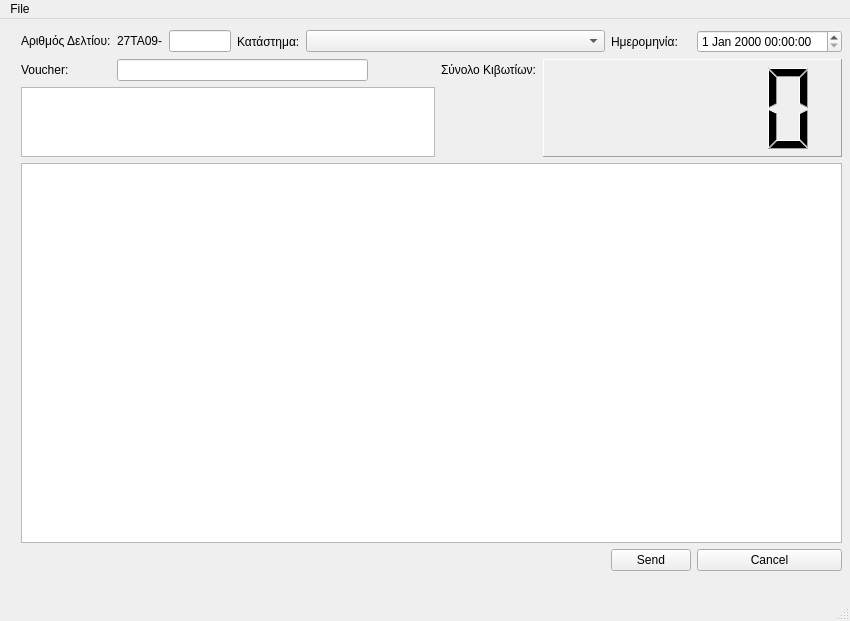
This is Gui/ui_files/MainWindow.ui in GBXXI/Prj_GenTaxydromikh as Qt 5 draws it before an edit. The edited form follows.
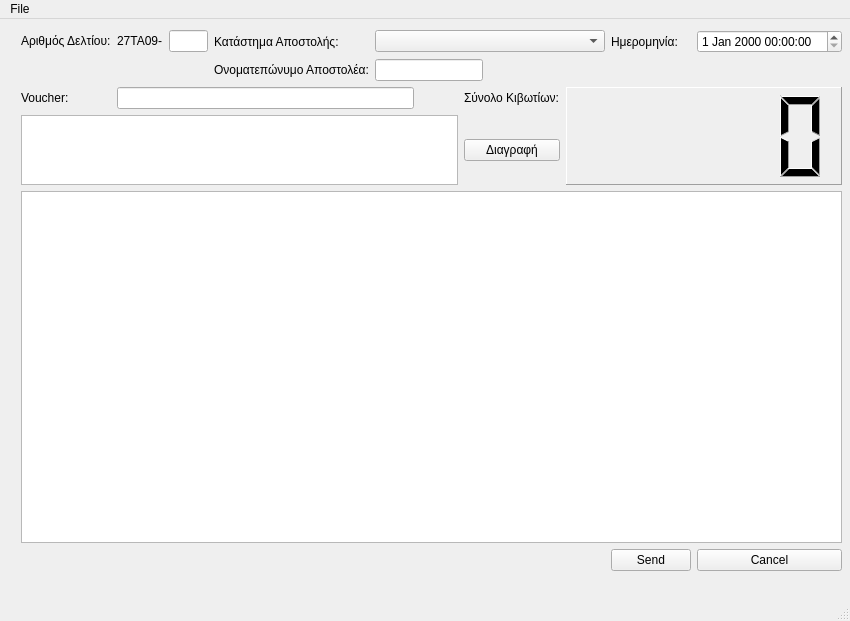
This is the edited form.

Commit message: Minimum Viable

The edit to the form file:
```diff
--- a/Gui/ui_files/MainWindow.ui
+++ b/Gui/ui_files/MainWindow.ui
@@ -20,7 +20,7 @@
    <string>Συνέπειες</string>
   </property>
   <widget class="QWidget" name="centralwidget">
-   <widget class="QWidget" name="">
+   <widget class="QWidget" name="layoutWidget">
     <property name="geometry">
      <rect>
       <x>21</x>
@@ -30,20 +30,10 @@
      </rect>
     </property>
     <layout class="QGridLayout" name="gridLayout">
-     <item row="0" column="8">
-      <widget class="QLabel" name="label_hmeromhnia">
-       <property name="frameShape">
-        <enum>QFrame::NoFrame</enum>
-       </property>
-       <property name="text">
-        <string>Ημερομηνία:</string>
-       </property>
-      </widget>
-     </item>
-     <item row="0" column="0">
-      <widget class="QLabel" name="label_arithmosDeltiou">
+     <item row="1" column="3">
+      <widget class="QLabel" name="label_senderName">
        <property name="sizePolicy">
-        <sizepolicy hsizetype="Minimum" vsizetype="Fixed">
+        <sizepolicy hsizetype="Preferred" vsizetype="Preferred">
          <horstretch>0</horstretch>
          <verstretch>0</verstretch>
         </sizepolicy>
@@ -52,13 +42,33 @@
         <enum>QFrame::NoFrame</enum>
        </property>
        <property name="text">
-        <string>Αριθμός Δελτίου:</string>
+        <string>Ονοματεπώνυμο Αποστολέα:</string>
+       </property>
+      </widget>
+     </item>
+     <item row="2" column="6">
+      <widget class="QLabel" name="label_boxes">
+       <property name="frameShape">
+        <enum>QFrame::NoFrame</enum>
+       </property>
+       <property name="text">
+        <string>Σύνολο Κιβωτίων:</string>
        </property>
        <property name="textFormat">
         <enum>Qt::PlainText</enum>
        </property>
       </widget>
      </item>
+     <item row="0" column="2">
+      <widget class="QLineEdit" name="lineEdit_consNum">
+       <property name="sizePolicy">
+        <sizepolicy hsizetype="Ignored" vsizetype="Fixed">
+         <horstretch>0</horstretch>
+         <verstretch>0</verstretch>
+        </sizepolicy>
+       </property>
+      </widget>
+     </item>
      <item row="0" column="1">
       <widget class="QLabel" name="label_kwdikosDeltiou">
        <property name="sizePolicy">
@@ -75,12 +85,12 @@
        </property>
       </widget>
      </item>
-     <item row="1" column="1" colspan="4">
-      <widget class="QLineEdit" name="lineEdit_voucher">
+     <item row="4" column="0" colspan="10">
+      <widget class="QTextEdit" name="textEdit_eMail">
        <property name="sizePolicy">
-        <sizepolicy hsizetype="Ignored" vsizetype="Fixed">
+        <sizepolicy hsizetype="Expanding" vsizetype="MinimumExpanding">
          <horstretch>0</horstretch>
-         <verstretch>0</verstretch>
+         <verstretch>9</verstretch>
         </sizepolicy>
        </property>
        <property name="focusPolicy">
@@ -88,41 +98,21 @@
        </property>
       </widget>
      </item>
-     <item row="1" column="7" rowspan="2" colspan="3">
-      <widget class="QLCDNumber" name="lcdNumber_kivwtia">
+     <item row="2" column="7" rowspan="2" colspan="3">
+      <widget class="QLCDNumber" name="lcdNumber_boxes">
        <property name="frameShape">
         <enum>QFrame::Panel</enum>
        </property>
       </widget>
      </item>
-     <item row="0" column="4" colspan="4">
-      <widget class="QComboBox" name="comboBox">
-       <property name="sizePolicy">
-        <sizepolicy hsizetype="MinimumExpanding" vsizetype="Fixed">
-         <horstretch>0</horstretch>
-         <verstretch>0</verstretch>
-        </sizepolicy>
-       </property>
-      </widget>
-     </item>
-     <item row="4" column="9">
+     <item row="5" column="9">
       <widget class="QPushButton" name="pushButton_cancel">
        <property name="text">
         <string>Cancel</string>
        </property>
       </widget>
      </item>
-     <item row="3" column="0" colspan="10">
-      <widget class="QTextEdit" name="textEdit">
-       <property name="sizePolicy">
-        <sizepolicy hsizetype="Expanding" vsizetype="MinimumExpanding">
-         <horstretch>0</horstretch>
-         <verstretch>9</verstretch>
-        </sizepolicy>
-       </property>
-      </widget>
-     </item>
-     <item row="1" column="0">
+     <item row="2" column="0">
       <widget class="QLabel" name="label_voucher">
        <property name="sizePolicy">
         <sizepolicy hsizetype="Minimum" vsizetype="Preferred">
@@ -141,20 +131,10 @@
        </property>
       </widget>
      </item>
-     <item row="0" column="2">
-      <widget class="QLineEdit" name="lineEdit">
+     <item row="0" column="0">
+      <widget class="QLabel" name="label_consNum">
        <property name="sizePolicy">
-        <sizepolicy hsizetype="Ignored" vsizetype="Fixed">
-         <horstretch>0</horstretch>
-         <verstretch>0</verstretch>
-        </sizepolicy>
-       </property>
-      </widget>
-     </item>
-     <item row="0" column="3">
-      <widget class="QLabel" name="label_katasthma">
-       <property name="sizePolicy">
-        <sizepolicy hsizetype="Maximum" vsizetype="Preferred">
+        <sizepolicy hsizetype="Minimum" vsizetype="Fixed">
          <horstretch>0</horstretch>
          <verstretch>0</verstretch>
         </sizepolicy>
@@ -163,18 +143,28 @@
         <enum>QFrame::NoFrame</enum>
        </property>
        <property name="text">
-        <string>Κατάστημα:</string>
+        <string>Αριθμός Δελτίου:</string>
        </property>
       </widget>
      </item>
-     <item row="4" column="8">
+     <item row="0" column="4" colspan="4">
+      <widget class="QComboBox" name="comboBox_recievingStore">
+       <property name="sizePolicy">
+        <sizepolicy hsizetype="MinimumExpanding" vsizetype="Fixed">
+         <horstretch>0</horstretch>
+         <verstretch>0</verstretch>
+        </sizepolicy>
+       </property>
+      </widget>
+     </item>
+     <item row="5" column="8">
       <widget class="QPushButton" name="pushButton_send">
        <property name="text">
         <string>Send</string>
        </property>
       </widget>
      </item>
-     <item row="2" column="0" colspan="6">
+     <item row="3" column="0" colspan="6">
       <widget class="QTableWidget" name="tableWidget_voucher">
        <property name="sizePolicy">
         <sizepolicy hsizetype="Expanding" vsizetype="Expanding">
@@ -187,21 +177,64 @@
        </property>
       </widget>
      </item>
-     <item row="1" column="6">
-      <widget class="QLabel" name="label_kivwtia">
-       <property name="frameShape">
-        <enum>QFrame::NoFrame</enum>
-       </property>
-       <property name="text">
-        <string>Σύνολο Κιβωτίων:</string>
-       </property>
-       <property name="textFormat">
-        <enum>Qt::PlainText</enum>
-       </property>
-      </widget>
-     </item>
      <item row="0" column="9">
-      <widget class="QDateTimeEdit" name="dateTimeEdit"/>
+      <widget class="QDateTimeEdit" name="dateTimeEdit_date"/>
+     </item>
+     <item row="3" column="6">
+      <widget class="QPushButton" name="pushButton_delete">
+       <property name="text">
+        <string>Διαγραφή</string>
+       </property>
+      </widget>
+     </item>
+     <item row="1" column="4" colspan="3">
+      <widget class="QLineEdit" name="lineEdit_senderName">
+       <property name="sizePolicy">
+        <sizepolicy hsizetype="Maximum" vsizetype="Fixed">
+         <horstretch>0</horstretch>
+         <verstretch>0</verstretch>
+        </sizepolicy>
+       </property>
+      </widget>
+     </item>
+     <item row="0" column="8">
+      <widget class="QLabel" name="label_date">
+       <property name="frameShape">
+        <enum>QFrame::NoFrame</enum>
+       </property>
+       <property name="text">
+        <string>Ημερομηνία:</string>
+       </property>
+      </widget>
+     </item>
+     <item row="0" column="3">
+      <widget class="QLabel" name="label_recievingStore">
+       <property name="sizePolicy">
+        <sizepolicy hsizetype="Maximum" vsizetype="Preferred">
+         <horstretch>0</horstretch>
+         <verstretch>0</verstretch>
+        </sizepolicy>
+       </property>
+       <property name="frameShape">
+        <enum>QFrame::NoFrame</enum>
+       </property>
+       <property name="text">
+        <string>Κατάστημα Αποστολής:</string>
+       </property>
+      </widget>
+     </item>
+     <item row="2" column="1" colspan="4">
+      <widget class="QLineEdit" name="lineEdit_voucher">
+       <property name="sizePolicy">
+        <sizepolicy hsizetype="Ignored" vsizetype="Fixed">
+         <horstretch>0</horstretch>
+         <verstretch>0</verstretch>
+        </sizepolicy>
+       </property>
+       <property name="focusPolicy">
+        <enum>Qt::StrongFocus</enum>
+       </property>
+      </widget>
      </item>
     </layout>
    </widget>
```
Left out of the diff: 8 changed lines with no effect on the pictures. The commit also changes 11 other files.
